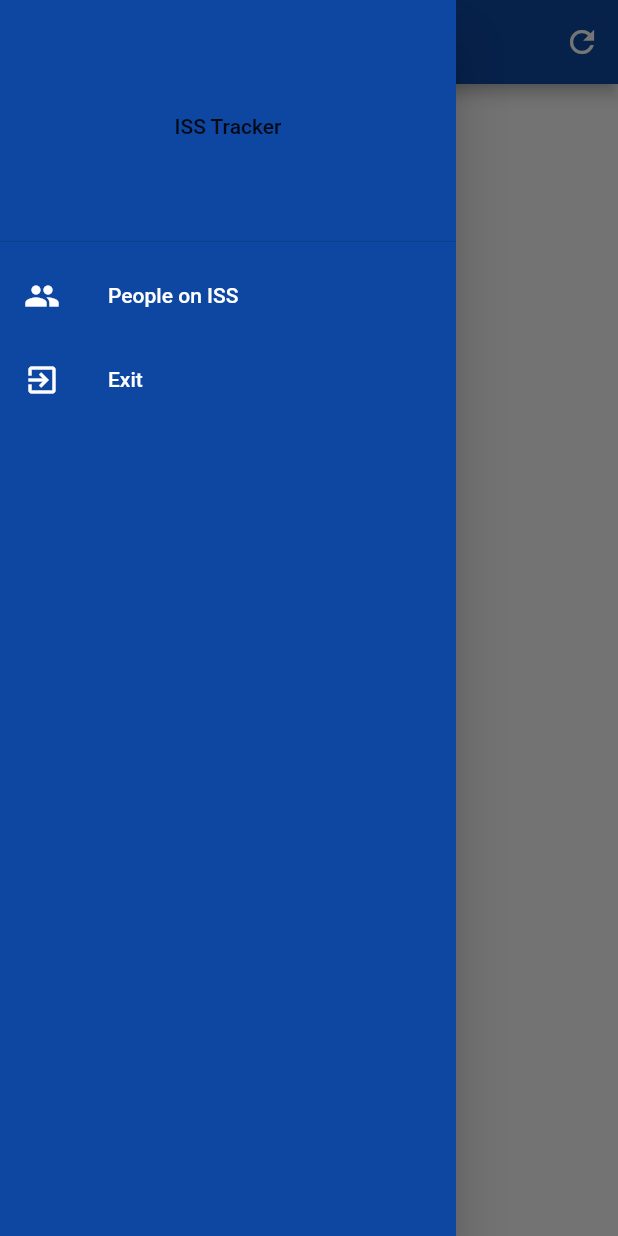
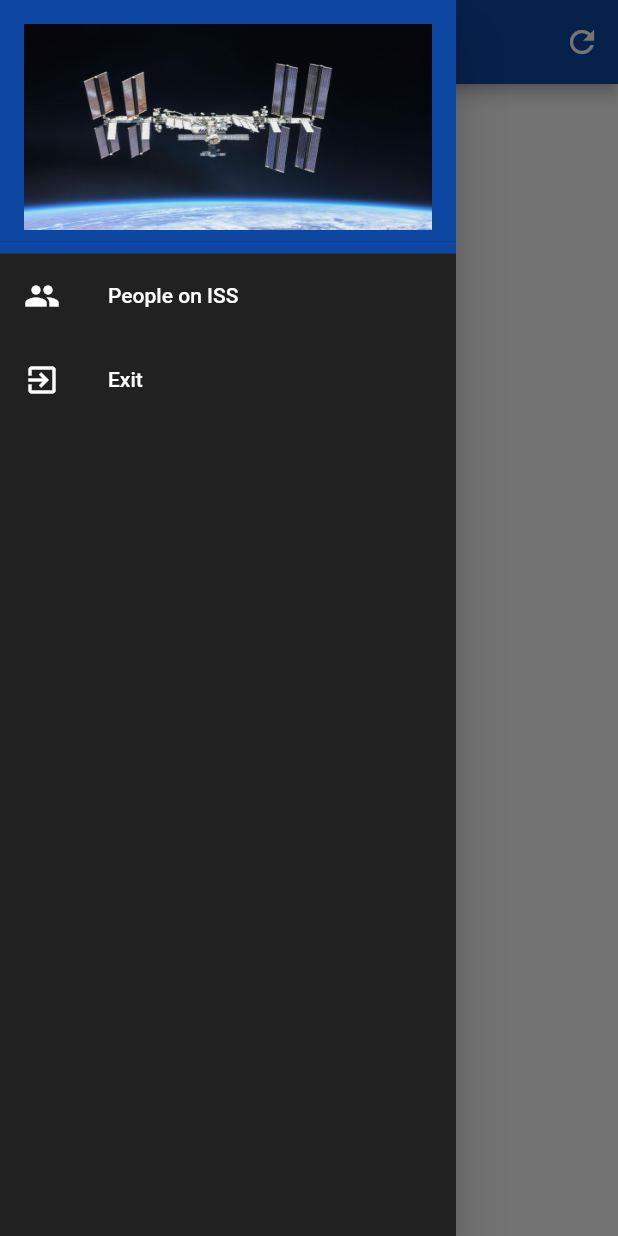
Before and after one commit to girishrajani/iss_tracker, a Flutter app: the screen it shows after launch, with the side drawer open, on a phone screen of 412 x 824 dp. Run offline on Flutter 3.47's test engine with Material 2 defaults, Android fonts, the phone set to English and light mode, and no system bars; our stand-ins replace google_maps_flutter.

Commit message:
Added Sidebar Image

```diff
--- a/lib/main.dart
+++ b/lib/main.dart
@@ -94,12 +94,16 @@ class _IssTrackerState extends State<IssTracker> {
       ),
       drawer: Drawer(
         child: Container(
-          color: Colors.blue[900],
+          color: Colors.grey[900],
           child: ListView(
             children: <Widget>[
-              DrawerHeader(
-                child: Center(
-                  child: Text('ISS Tracker'),
+              Container(
+                color: Colors.blue[900],
+                child: DrawerHeader(
+                  child: Image(
+                    image: AssetImage('assets/iss.jpg'),
+                    fit: BoxFit.fill,
+                  ),
                 ),
               ),
               ListTile(
```
